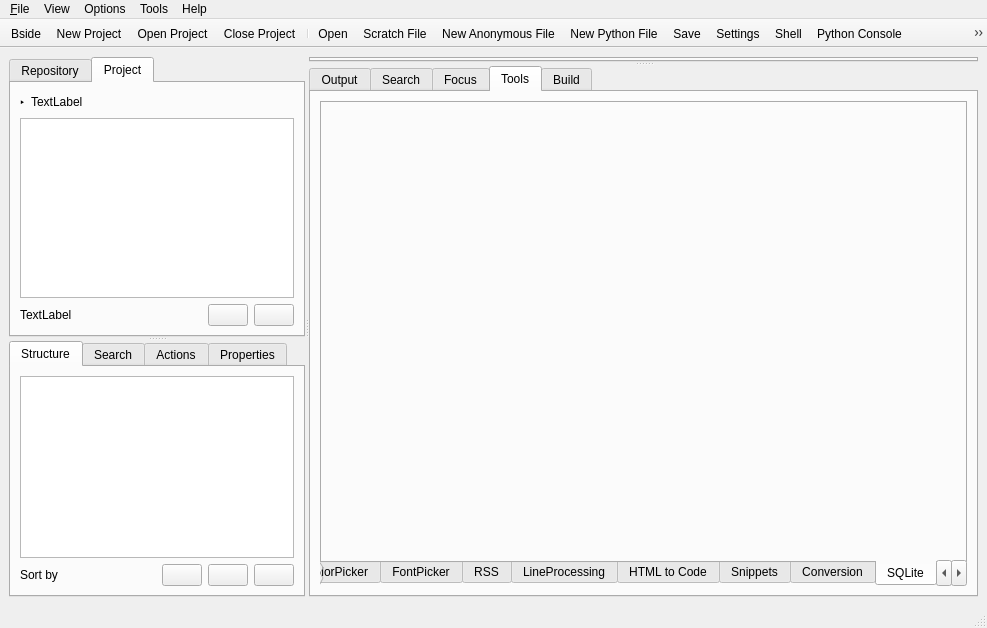
Qt form src/mainwindow.ui (jplozf/bside) before a commit.
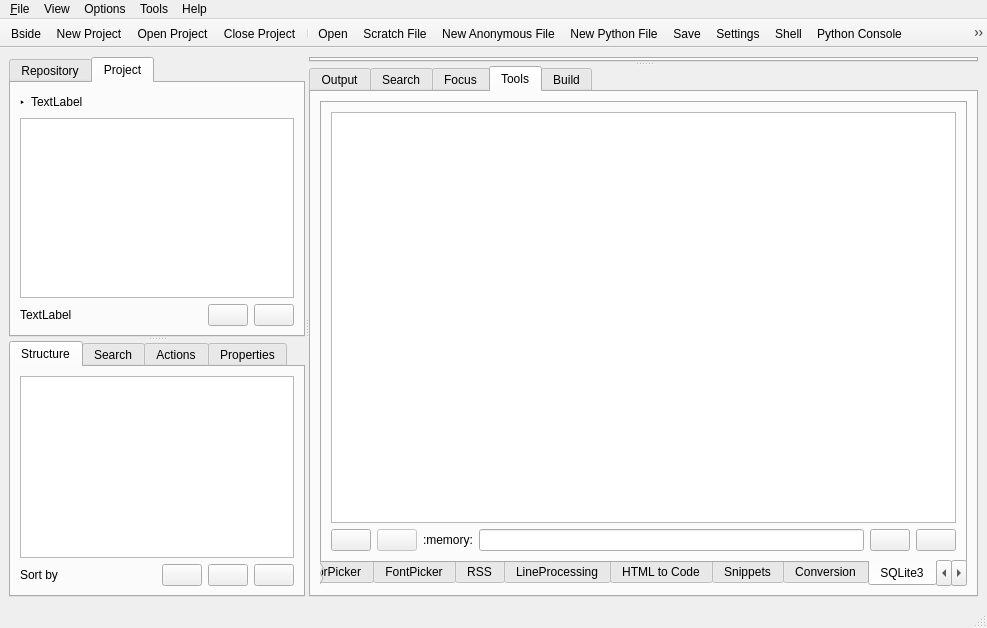
The same form after that commit. The open tabs and pages were chosen to show the change. Icons and pictures are not drawn.

```diff
--- a/src/mainwindow.ui
+++ b/src/mainwindow.ui
@@ -643,8 +643,94 @@
             </widget>
             <widget class="QWidget" name="tabSQLite">
              <attribute name="title">
-              <string>SQLite</string>
+              <string>SQLite3</string>
              </attribute>
+             <layout class="QGridLayout" name="gridLayout_23">
+              <item row="0" column="0">
+               <layout class="QVBoxLayout" name="verticalLayout_7">
+                <item>
+                 <widget class="QPlainTextEdit" name="txtSQLOutput">
+                  <property name="readOnly">
+                   <bool>true</bool>
+                  </property>
+                 </widget>
+                </item>
+                <item>
+                 <layout class="QHBoxLayout" name="horizontalLayout_8">
+                  <item>
+                   <widget class="QPushButton" name="btnSQLDatabaseBrowse">
+                    <property name="enabled">
+                     <bool>true</bool>
+                    </property>
+                    <property name="text">
+                     <string/>
+                    </property>
+                    <property name="icon">
+                     <iconset>
+                      <normaloff>pix/16x16/Folder.png</normaloff>pix/16x16/Folder.png</iconset>
+                    </property>
+                    <property name="checkable">
+                     <bool>false</bool>
+                    </property>
+                    <property name="flat">
+                     <bool>false</bool>
+                    </property>
+                   </widget>
+                  </item>
+                  <item>
+                   <widget class="QPushButton" name="btnSQLDatabaseClose">
+                    <property name="enabled">
+                     <bool>false</bool>
+                    </property>
+                    <property name="text">
+                     <string/>
+                    </property>
+                    <property name="icon">
+                     <iconset>
+                      <normaloff>pix/16x16/Cancel.png</normaloff>pix/16x16/Cancel.png</iconset>
+                    </property>
+                    <property name="flat">
+                     <bool>false</bool>
+                    </property>
+                   </widget>
+                  </item>
+                  <item>
+                   <widget class="QLabel" name="lblSQLDatabase">
+                    <property name="text">
+                     <string>:memory:</string>
+                    </property>
+                   </widget>
+                  </item>
+                  <item>
+                   <widget class="QLineEdit" name="txtSQLInput"/>
+                  </item>
+                  <item>
+                   <widget class="QPushButton" name="btnSQLRun">
+                    <property name="text">
+                     <string/>
+                    </property>
+                    <property name="icon">
+                     <iconset>
+                      <normaloff>pix/16x16/Player Play.png</normaloff>pix/16x16/Player Play.png</iconset>
+                    </property>
+                   </widget>
+                  </item>
+                  <item>
+                   <widget class="QPushButton" name="btnSQLCopy">
+                    <property name="text">
+                     <string/>
+                    </property>
+                    <property name="icon">
+                     <iconset>
+                      <normaloff>pix/16x16/Clipboard Paste.png</normaloff>pix/16x16/Clipboard Paste.png</iconset>
+                    </property>
+                   </widget>
+                  </item>
+                 </layout>
+                </item>
+               </layout>
+              </item>
+             </layout>
             </widget>
             <widget class="QWidget" name="tabTextGenerator">
              <attribute name="title">
```
Left out of the diff: 4 changed lines with no effect on the pictures.
